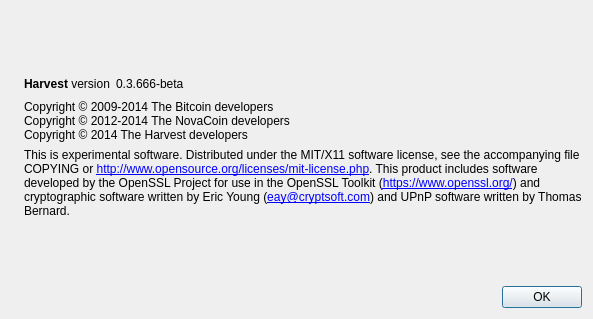
Before: the Qt Designer form src/qt/forms/aboutdialog.ui in scryclip/havecoin, drawn with Qt 5.
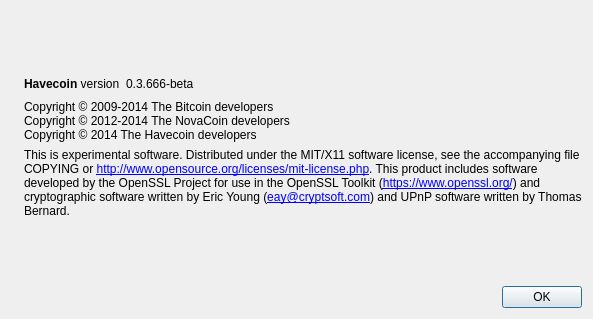
After: the same form once the commit is applied. Icons and pictures are not drawn.

Commit message: havecoin namechange and small fixes

The edit to the form file:
```diff
--- a/src/qt/forms/aboutdialog.ui
+++ b/src/qt/forms/aboutdialog.ui
@@ -50,7 +50,7 @@
           <cursorShape>IBeamCursor</cursorShape>
          </property>
          <property name="text">
-          <string>&lt;b&gt;Harvest&lt;/b&gt; version</string>
+          <string>&lt;b&gt;Havecoin&lt;/b&gt; version</string>
          </property>
          <property name="textInteractionFlags">
           <set>Qt::LinksAccessibleByMouse|Qt::TextSelectableByKeyboard|Qt::TextSelectableByMouse</set>
@@ -93,7 +93,7 @@
        <property name="text">
         <string>Copyright © 2009-2014 The Bitcoin developers
 Copyright © 2012-2014 The NovaCoin developers
-Copyright © 2014 The Harvest developers</string>
+Copyright © 2014 The Havecoin developers</string>
        </property>
        <property name="textInteractionFlags">
         <set>Qt::LinksAccessibleByMouse|Qt::TextSelectableByKeyboard|Qt::TextSelectableByMouse</set>
```
Left out of the diff: 2 changed lines with no effect on the pictures. The commit also changes 172 other files.
